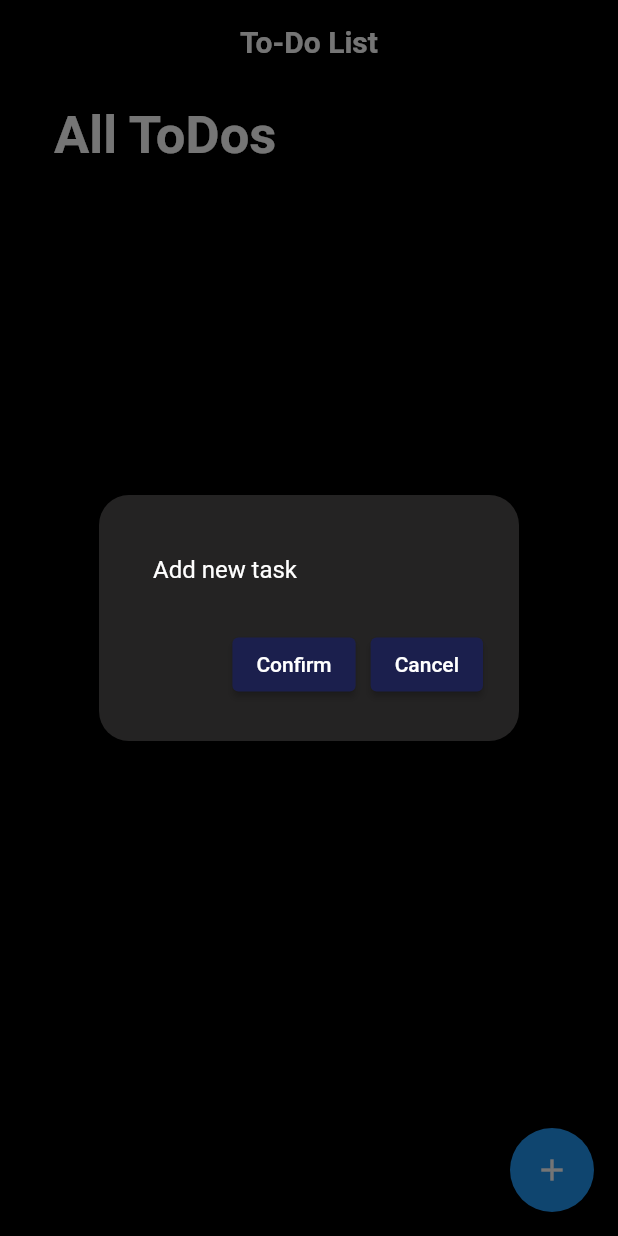
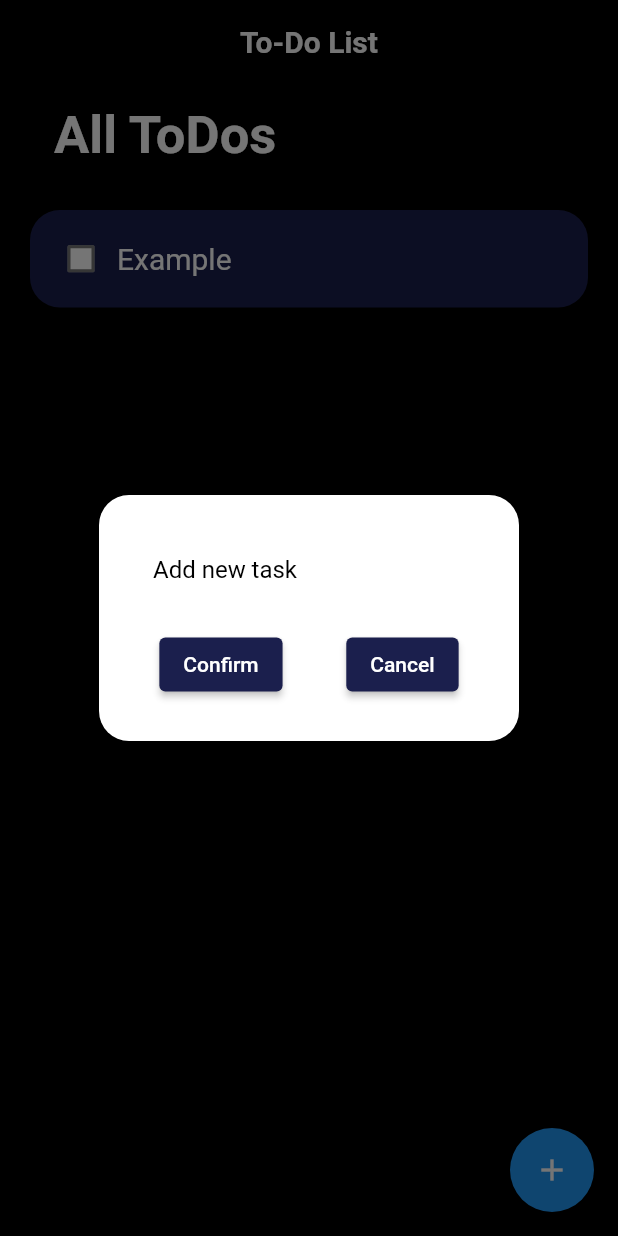
Before and after one commit to Ramzi788/BookMe-Repo, a Flutter app: the ToDoScreen screen opened directly, after a tap on the "add" icon, on a phone screen of 412 x 824 dp. Run offline on Flutter 3.47's test engine with Material 2 defaults, Android fonts, the phone set to English and light mode, and no system bars; drawn by our look-alikes of flutter_slidable; our stand-ins replace animated_splash_screen, awesome_notifications, cloud_firestore, firebase_auth, firebase_core, google_fonts and 7 more; accounts and stored records are empty; network calls fail.

Commit message:
fixed notifications and to-do list

```diff
--- a/lib/Cons/names.dart
+++ b/lib/Cons/names.dart
@@ -34,7 +34,32 @@ late String regTime = ' ';
 late String regTable = ' ';
 FirebaseAuth auth = FirebaseAuth.instance;
 CollectionReference userData = FirebaseFirestore.instance.collection('Users');
-PickedFile? _imageFile; DecorationImage defaultImage = DecorationImage( image: AssetImage('assets/images/moodle.png'), fit: BoxFit.cover, ); class CreateTask extends StatelessWidget { final taskController; VoidCallback onSave; VoidCallback onCancel; CreateTask({ super.key, required this.taskController, required this.onSave, required this.onCancel, }); @override Widget build(BuildContext context) { return AlertDialog( content: Container( height: 120, color: Color.fromARGB(255, 36, 35, 35), child: Column( children: [ TextField( controller: taskController, style: TextStyle(color: Colors.white), decoration: InputDecoration( border: OutlineInputBorder(borderSide: BorderSide.none), hintText: "Add new task", hintStyle: TextStyle(color:Colors.white) ), ), const SizedBox(height: 10,), Row( mainAxisAlignment: MainAxisAlignment.end, children: [ ElevatedButton(onPressed: onSave, child: Text("Confirm"),style: ElevatedButton.styleFrom(backgroundColor: theme().primaryColorLight, ),), const SizedBox(width: 10,), ElevatedButton(onPressed: onCancel, child: Text("Cancel"), style: ElevatedButton.styleFrom(backgroundColor: theme().primaryColorLight),), ],) ], ), ), backgroundColor:Color.fromARGB(255, 36, 35, 35), shape: RoundedRectangleBorder( borderRadius: BorderRadius.circular(20), ), ); } }
+
+PickedFile? _imageFile; DecorationImage defaultImage = DecorationImage( image: AssetImage('assets/images/moodle.png'), fit: BoxFit.cover, );
+
+class CreateTask extends StatelessWidget {
+  final taskController; VoidCallback onSave;
+  VoidCallback onCancel;
+  CreateTask({ super.key, required this.taskController, required this.onSave, required this.onCancel, }); @override
+  Widget build(BuildContext context) {
+    return AlertDialog(
+      content:
+      Container( height: 120, color: Colors.white,
+        child: Column( children:
+        [
+          TextField( controller: taskController, style: TextStyle(color: Colors.black),
+            decoration: InputDecoration( border: OutlineInputBorder(borderSide: BorderSide.none),
+                hintText: "Add new task",
+                hintStyle: TextStyle(color:Colors.black) ), ),
+          const SizedBox(height: 10,),
+          Row( mainAxisAlignment: MainAxisAlignment.spaceEvenly,
+            children: [
+              ElevatedButton(onPressed: onSave, child: Text("Confirm"),style: ElevatedButton.styleFrom(backgroundColor: theme().primaryColorLight, ),),
+              const SizedBox(width: 10,),
+              ElevatedButton(onPressed: onCancel, child: Text("Cancel"), style: ElevatedButton.styleFrom(backgroundColor: theme().primaryColorLight),), ],) ], ), ),
+      backgroundColor:Colors.white,
+      shape: RoundedRectangleBorder( borderRadius: BorderRadius.circular(20), ), ); } }
+
 List<bool> registered = List.filled(260, false);
 List<Color> colors = List.filled(260, theme().primaryColorLight);
 Map<String, int> tableMap = {
@@ -370,9 +395,9 @@ Future<void> GetDocsInfo() async {
     registered[index + 12] = doc['20:00'];
   }
 }
-fetchUserData() async {
-  final user = await auth.currentUser;
-  if (user != null) {
+void fetchUserData() async{
+  final user = FirebaseAuth.instance.currentUser;
+  if(user != null) {
     await FirebaseFirestore.instance.collection('Users').doc(registeredEmail)
         .get()
         .then((ds) {
@@ -383,7 +408,8 @@ fetchUserData() async {
       profileLabel = ds['ProfileLabel'];
     });
   }
-}void notify() async {
+}
+void notify() async {
   String timezom = await AwesomeNotifications().getLocalTimeZoneIdentifier();
   await AwesomeNotifications().createNotification(
       content: NotificationContent(
--- a/lib/Screens/Page 3.dart
+++ b/lib/Screens/Page 3.dart
@@ -34,7 +34,7 @@ class _PageThreeState extends State<PageThree> {
                     children: [
                       Lottie.network(
                           'https://assets2.lottiefiles.com/packages/lf20_jjub6wfu.json',
-              height: 320
+                          height: 330
                       ),
 
                       Text("Set Reminders for yourself", textAlign: TextAlign.center,style: TextStyle(color: Colors.white, fontWeight:FontWeight.bold, fontSize: 30 ),),
--- a/lib/Screens/Page1.dart
+++ b/lib/Screens/Page1.dart
@@ -28,9 +28,9 @@ class _PageOneState extends State<PageOne> {
                           'https://assets10.lottiefiles.com/packages/lf20_eIXuIz.json',
                           height: 300
                       ),
-              const SizedBox(height: 10),
+                      const SizedBox(height: 25),
                       Text("Reserve Seats in Jaffet", textAlign: TextAlign.center,style: TextStyle(color: Colors.white, fontWeight:FontWeight.bold, fontSize: 30 ),),
-              const SizedBox(height: 10),
+                      const SizedBox(height: 20),
                       Text("Study in Silent Zone with ease", textAlign: TextAlign.center,style: TextStyle(color: Colors.grey, fontWeight:FontWeight.bold, fontSize: 15 ),)
                     ]
                 ),
--- a/lib/Screens/ToDoListScreen.dart
+++ b/lib/Screens/ToDoListScreen.dart
@@ -1,12 +1,14 @@
 // ignore_for_file: deprecated_member_use, non_constant_identifier_names
 
 
+import 'package:firebase_auth/firebase_auth.dart';
 import 'package:flutter/material.dart';
+import 'package:projects/database.dart';
 import '../Cons/names.dart';
 import '../Cons/themes.dart';
 import '../components/ToDoTiles.dart';
 import 'package:flutter_slidable/flutter_slidable.dart';
-
+import 'package:hive/hive.dart';
 //Login Part
 class ToDoScreen extends StatefulWidget {
 
@@ -17,22 +19,40 @@ class ToDoScreen extends StatefulWidget {
 }
 
 class _ToDoScreenState extends State<ToDoScreen> {
+  final _myBox = Hive.box('myBox');
+  ToDoData toDoDB = ToDoData();
+  final taskController = TextEditingController();
 
-  final taskController = TextEditingController();
-  List toDoList = [];
+  @override
+  void initState() {
+    //After opening app for the first time ever.
+    if(_myBox.get("ToDoList") == null){
+      toDoDB.createInitialData();
+    }
+    else {
+      //Not the first time the user opened the app
+      toDoDB.loadData();
+    }
+
+    super.initState();
+  }
+
 
   void changeCheckBox (bool? value, int index){
     setState(() {
-      toDoList[index][1] = !toDoList[index][1];
+      toDoDB.toDoList[index][1] = !toDoDB.toDoList[index][1];
     });
+    toDoDB.updateData();
   }
 
   void saveTask(){
     setState(() {
-      toDoList.add([taskController.text, false]);
+      toDoDB.toDoList.add([taskController.text, false]);
       taskController.clear();
+
     });
     Navigator.pop(context);
+    toDoDB.updateData();
   }
 
   void createaTask(){
@@ -45,8 +65,9 @@ class _ToDoScreenState extends State<ToDoScreen> {
   }
   void deleteTask(int index){
     setState(() {
-      toDoList.removeAt(index);
+      toDoDB.toDoList.removeAt(index);
     });
+    toDoDB.updateData();
   }
 
 
@@ -80,7 +101,7 @@ class _ToDoScreenState extends State<ToDoScreen> {
                   child: Text("All ToDos", style: TextStyle(fontSize: 35, color: Colors.white, fontWeight: FontWeight.bold),),
                 ),
               ),
-            toDoList.length == 0 ?
+              toDoDB.toDoList.length == 0 ?
               Container(
                   height: MediaQuery.of(context).size.height / 1.3,
                   child: Center(child: Text("No Task(s) Added Yet", style: TextStyle(color: Colors.white, fontSize: 20))))
@@ -88,10 +109,10 @@ class _ToDoScreenState extends State<ToDoScreen> {
               ListView.builder(
                 shrinkWrap: true,
                 physics: ClampingScrollPhysics(),
-            itemCount: toDoList.length,
+                itemCount: toDoDB.toDoList.length,
                 itemBuilder: (context, index) => ToDoTile(
-              nameOfTask: toDoList[index][0],
-              taskStatus: toDoList[index][1], onChanged: (value) => changeCheckBox(value, index),
+                  nameOfTask: toDoDB.toDoList[index][0],
+                  taskStatus: toDoDB.toDoList[index][1], onChanged: (value) => changeCheckBox(value, index),
                   deleteFunction: (context) => deleteTask(index),
                 ),
               )
--- a/lib/database.dart
+++ b/lib/database.dart
@@ -1,12 +1,31 @@
 
 import 'package:cloud_firestore/cloud_firestore.dart';
+import 'package:hive_flutter/hive_flutter.dart';
 import 'package:projects/Cons/names.dart';
 
 class DatabaseService{
   final String uid;
   DatabaseService({required this.uid});
   Future updateUserData(String email, String password, String fname, String lname, String username, String profileLabel)async{
-      return await userData.doc(uid).set({'Email': email, 'password': password,
-                                              'fname': fname, 'lname': lname, 'username': username, 'ProfileLabel': profileLabel});
+    return await userData.doc(uid).set({'Email': email, 'password': password,
+      'fname': fname, 'lname': lname, 'username': username, 'ProfileLabel': profileLabel});
   }
 }
+
+class ToDoData{
+  List toDoList = [];
+  final myBox = Hive.box('myBox');
+
+  //used if the app is opened for the first time ever.
+  void createInitialData(){
+    toDoList = [["Example", false]];
+  }
+
+  void loadData(){
+    toDoList = myBox.get("ToDoList");
+  }
+
+  void updateData (){
+    myBox.put("ToDoList", toDoList);
+  }
+}
--- a/pubspec.yaml
+++ b/pubspec.yaml
@@ -60,6 +60,7 @@ dependencies:
   hive: ^2.2.3
   http: ^0.13.5
   awesome_notifications: ^0.7.4+1
+  hive_flutter: ^1.1.0
 
 
 dev_dependencies:
```
Also changed, not shown: lib/Screens/GetStartedScreen.dart (+17 -7 lines), lib/main.dart (+17 -6 lines), lib/Screens/Page 2.dart (indentation only), pubspec.lock. Lines whose indentation alone changed are shown as unchanged.
